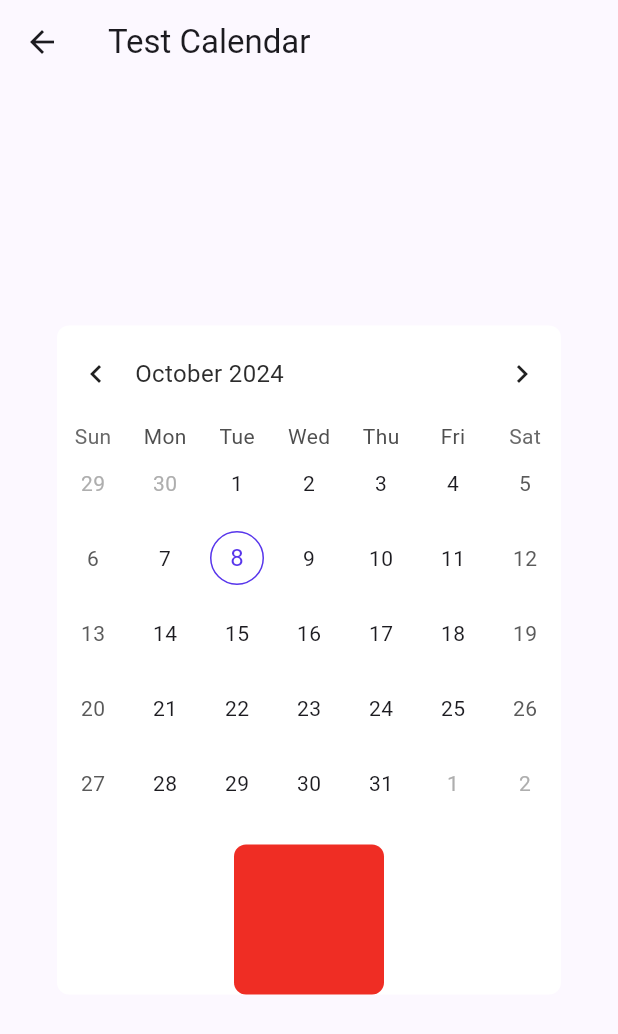
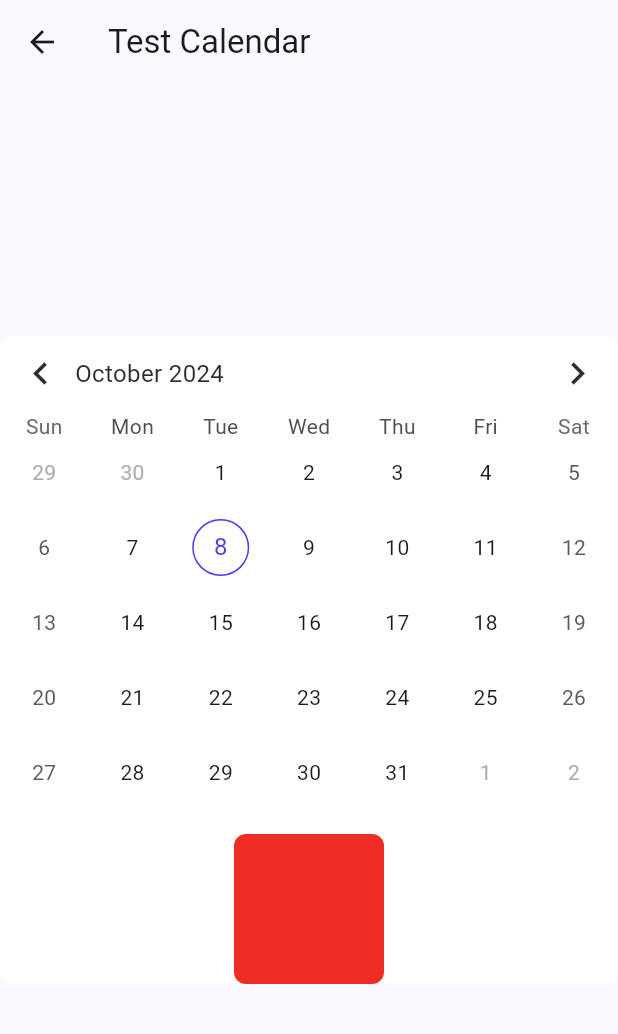
Before and after one commit to nppp1990/diary_temp, a Flutter app: the TestCalendarPage screen opened directly, on a phone screen of 412 x 824 dp. Shown: the top 1034 px of the screen. Run offline on Flutter 3.47's test engine with Material 3 defaults, Android fonts, the phone set to English and light mode, and no system bars; drawn by our look-alikes of table_calendar; our stand-ins replace flutter_keyboard_visibility, flutter_staggered_animations, flutter_svg, shared_preferences, sqflite; missing offline and left inert: circle_list, clickable_list_wheel_view, flutter_quill, pageviewj; accounts and stored records are empty.

Commit message:
calendar dialog

```diff
--- a/lib/diary/utils/time_utils.dart
+++ b/lib/diary/utils/time_utils.dart
@@ -1,4 +1,49 @@
 import 'package:flutter/material.dart';
+
+class DateKey implements Comparable<DateKey> {
+  final int year;
+  final int month;
+  final int day;
+
+  DateKey({
+    required this.year,
+    required this.month,
+    required this.day,
+  });
+
+  factory DateKey.fromDateTime(DateTime dateTime) {
+    return DateKey(year: dateTime.year, month: dateTime.month, day: dateTime.day);
+  }
+
+  DateTime toDateTime() {
+    return DateTime(year, month, day);
+  }
+
+  @override
+  bool operator ==(Object other) {
+    if (identical(this, other)) {
+      return true;
+    }
+    if (other is DateKey) {
+      return year == other.year && month == other.month && day == other.day;
+    }
+    return false;
+  }
+
+  @override
+  int get hashCode => year.hashCode ^ month.hashCode ^ day.hashCode;
+
+  @override
+  int compareTo(DateKey other) {
+    if (year != other.year) {
+      return year - other.year;
+    }
+    if (month != other.month) {
+      return month - other.month;
+    }
+    return day - other.day;
+  }
+}
 
 abstract class TimeUtils {
 
@@ -48,4 +93,8 @@ extension DateTimeExtension on DateTime {
   bool isSameMonth(DateTime other) {
     return year == other.year && month == other.month;
   }
+
+  String toDateString() {
+    return '$year-${month.toString().padLeft(2, '0')}-${day.toString().padLeft(2, '0')}';
+  }
 }
--- a/lib/diary/widgets/test_calendar.dart
+++ b/lib/diary/widgets/calendar/test_calendar.dart
@@ -8,7 +8,7 @@ import 'package:flutter_svg/svg.dart';
 import 'package:table_calendar/table_calendar.dart';
 
 class TestCalendarPage extends StatelessWidget {
-  final Map<DateTime, List<DiaryRecord>> recordsMap;
+  final Map<DateKey, List<DiaryRecord>> recordsMap;
   final DateTime? selectedDay;
 
   const TestCalendarPage({super.key, required this.recordsMap, this.selectedDay});
@@ -21,7 +21,7 @@ class TestCalendarPage extends StatelessWidget {
       ),
       body: Center(
         child: Padding(
-          padding: const EdgeInsets.all(38.0),
+          padding: const EdgeInsets.all(0),
           child: Container(
               decoration: BoxDecoration(
                 color: Colors.white,
@@ -49,22 +49,23 @@ class TestCalendarPage extends StatelessWidget {
 }
 
 class DiaryCalendarInfo {
-  final DateTime date;
+  // final DateTime date;
   final int? mood;
   final List<DiaryRecord>? records;
 
   DiaryCalendarInfo({
-    required this.date,
+    // required this.date,
     this.mood,
     required this.records,
   });
 }
 
 class DiaryCalendar extends StatefulWidget {
-  final Map<DateTime, List<DiaryRecord>> recordsMap;
+  final Map<DateKey, List<DiaryRecord>> recordsMap;
   final DateTime? selectedDay;
+  final ValueChanged<DateTime>? onDayChanged;
 
-  const DiaryCalendar({super.key, required this.recordsMap, this.selectedDay});
+  const DiaryCalendar({super.key, required this.recordsMap, this.selectedDay, this.onDayChanged});
 
   @override
   State<StatefulWidget> createState() => _DiaryCalendarState();
@@ -80,9 +81,9 @@ class _DiaryCalendarState extends State<DiaryCalendar> {
   void initState() {
     super.initState();
     widget.recordsMap.forEach((key, value) {
-      final dateKey = DateKey.fromDateTime(key);
+      // final dateKey = DateKey.fromDateTime(key);
       int? mood = DocUtils.getDayMood(value);
-      testMap[dateKey] = DiaryCalendarInfo(date: key, records: value, mood: mood);
+      testMap[key] = DiaryCalendarInfo(records: value, mood: mood);
     });
     _focusedDay = widget.selectedDay ?? DateTime.now();
     _selectedDay = _focusedDay;
@@ -147,12 +148,14 @@ class _DiaryCalendarState extends State<DiaryCalendar> {
         richMessage: TextSpan(
           children: [
             TextSpan(
-              text: '${date.day.toString()} ${diaryCalendarInfo.mood == null ? '' : ':'}',
-              style: TextStyle(color: tipColor),
+              // 9.10 Mood:frustrated
+              text: '${date.month.toString()}.${date.day.toString()}',
+              // text: '${date.day.toString()} ${diaryCalendarInfo.mood == null ? '' : ':'}',
+              style: const TextStyle(color: TestColors.black1),
             ),
             if (diaryCalendarInfo.mood != null)
               TextSpan(
-                text: TestConfiguration.moodTexts[diaryCalendarInfo.mood!],
+                text: '  Mood:${TestConfiguration.moodTexts[diaryCalendarInfo.mood!]}',
                 style: TextStyle(color: tipColor),
               ),
           ],
@@ -189,15 +192,18 @@ class _DiaryCalendarState extends State<DiaryCalendar> {
       lastDay: DateTime.utc(2030, 3, 14),
       focusedDay: _focusedDay,
       onPageChanged: (focusedDay) {
-        print('--------onPageChanged: $focusedDay');
         _focusedDay = focusedDay;
       },
       headerStyle: HeaderStyle(
+        headerPadding: const EdgeInsets.symmetric(vertical: 2, horizontal: 4),
         formatButtonVisible: false,
-        // titleCentered: true,
         titleTextStyle: const TextStyle(color: TestColors.black1, fontSize: 16),
-        leftChevronMargin: const EdgeInsets.symmetric(horizontal: 2),
-        rightChevronMargin: const EdgeInsets.symmetric(horizontal: 2),
+        leftChevronMargin: const EdgeInsets.all(0),
+        rightChevronMargin: const EdgeInsets.all(0),
+        leftChevronPadding: const EdgeInsets.all(8),
+        rightChevronPadding: const EdgeInsets.all(8),
+        leftChevronIcon: const Icon(Icons.chevron_left, color: TestColors.black1, size: 30),
+        rightChevronIcon: const Icon(Icons.chevron_right, color: TestColors.black1, size: 30),
         todayIndicatorBuilder: (context) {
           DateTime today = DateTime.now();
           if (today.isSameDay(_selectedDay) && today.isSameMonth(_focusedDay)) {
@@ -220,18 +226,13 @@ class _DiaryCalendarState extends State<DiaryCalendar> {
         },
       ),
       calendarFormat: _calendarFormat,
-      // onFormatChanged: (format) {
-      //   print('format: $format');
-      //   setState(() {
-      //     _calendarFormat = format;
-      //   });
-      // },
       onDaySelected: (selectedDay, focusedDay) {
         if (!isSameDay(_selectedDay, selectedDay)) {
           setState(() {
             _selectedDay = selectedDay;
             _focusedDay = focusedDay;
           });
+          widget.onDayChanged?.call(selectedDay);
         }
       },
       calendarBuilders: CalendarBuilders(
@@ -278,33 +279,3 @@ class TodayIndicator extends StatelessWidget {
     );
   }
 }
-
-class DateKey {
-  final int year;
-  final int month;
-  final int day;
-
-  DateKey({
-    required this.year,
-    required this.month,
-    required this.day,
-  });
-
-  factory DateKey.fromDateTime(DateTime dateTime) {
-    return DateKey(year: dateTime.year, month: dateTime.month, day: dateTime.day);
-  }
-
-  @override
-  bool operator ==(Object other) {
-    if (identical(this, other)) {
-      return true;
-    }
-    if (other is DateKey) {
-      return year == other.year && month == other.month && day == other.day;
-    }
-    return false;
-  }
-
-  @override
-  int get hashCode => year.hashCode ^ month.hashCode ^ day.hashCode;
-}
```
Also changed, not shown: lib/diary/utils/dialog_utils.dart (+95 -39 lines), lib/diary/utils/docs.dart (+28 -0 lines), lib/diary/widgets/calendar/calendar_dialog.dart (added, +69 -0 lines), lib/diary/widgets/folder/folder_page.dart (+28 -17 lines), lib/main.dart (+2 -7 lines).
